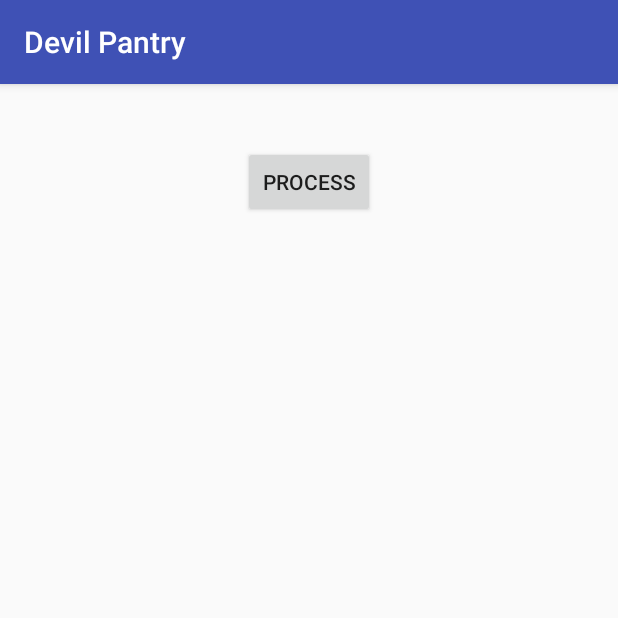
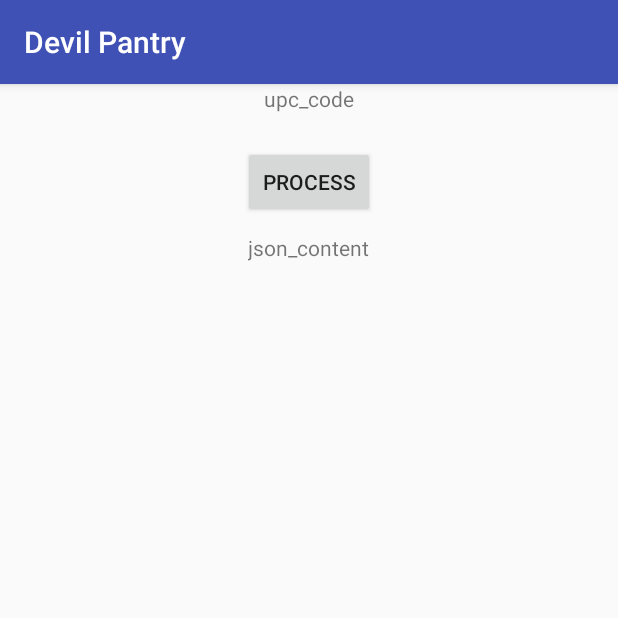
Before and after one commit to ASU-CodeDevils/DevilPantry, an Android app: the PantryActivity screen opened directly, with no data from a screen before it, after a tap on "ADD ITEM", on a phone screen of 412 x 824 dp, the top half of it. Run offline under Robolectric (Android 15) with nearby library versions, the phone set to English and light mode, and no system bars; libraries missing offline, so code that uses them is left out: com.google.android.gms.

Commit message:
Integrated barcode detector and network API call.  JSON not parsed, just displayed.

```diff
--- a/app/src/main/AndroidManifest.xml
+++ b/app/src/main/AndroidManifest.xml
@@ -1,6 +1,8 @@
 <?xml version="1.0" encoding="utf-8"?>
 <manifest xmlns:android="http://schemas.android.com/apk/res/android"
     package="codedevils.app.devilpantry">
+    <uses-permission android:name="android.permission.INTERNET"/>
+    <uses-permission android:name="android.permission.CAMERA"/>
 
     <application
         android:allowBackup="true"
--- a/app/src/main/res/layout/activity_pantry_add_item.xml
+++ b/app/src/main/res/layout/activity_pantry_add_item.xml
@@ -13,18 +13,27 @@
         android:text="@string/process" />
 
     <TextView
-        android:id="@+id/txtContent"
+        android:id="@+id/json_text"
         android:layout_width="wrap_content"
         android:layout_height="wrap_content"
         android:layout_below="@+id/button2"
         android:layout_centerHorizontal="true"
-        android:layout_marginTop="86dp"
+        android:layout_marginTop="10dp"
         android:layout_marginBottom="20dp"
-        android:text="" />
+        android:text="@string/json_content" />
 
     <ImageView
         android:layout_width="wrap_content"
         android:layout_height="wrap_content"
-        android:layout_alignParentBottom="true"
+        android:layout_below="@+id/json_text"
+        android:tag="@string/photo"
         android:id="@+id/imgview"/>
+
+    <TextView
+        android:id="@+id/textView3"
+        android:layout_width="wrap_content"
+        android:layout_height="wrap_content"
+        android:layout_alignParentTop="true"
+        android:layout_centerHorizontal="true"
+        android:text="@string/upc_code" />
 </RelativeLayout>
--- a/app/src/main/res/values/strings.xml
+++ b/app/src/main/res/values/strings.xml
@@ -11,6 +11,11 @@
     <string name="my_pantry">MY PANTRY</string>
     <string name="view_all">View All Items</string>
     <string name="process">Process</string>
+    <string name="upc_code">upc_code</string>
+    <string name="json_content">json_content</string>
+    <string name="photo">photo</string>
+    <string name="error_text">THERE WAS AN ERROR</string>
+    <string name="try_again">Could not set up detector!  Try pressing button again.</string>
 
     <string-array name="pantry_headers">
         <item>Name</item>
```
Also changed, not shown: app/src/main/java/codedevils/app/devilpantry/PantryActivity.java (+70 -17 lines).
